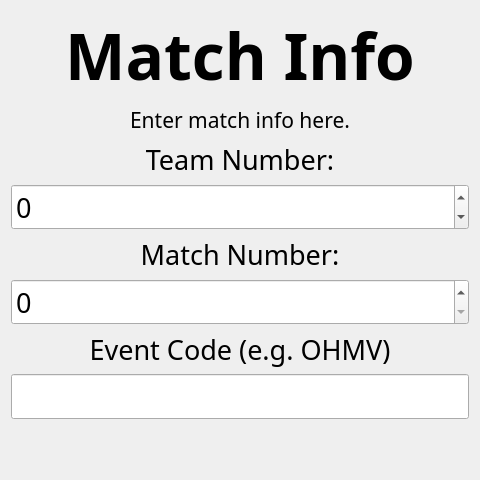
The window that ui/TeamInfo.ui (binex-dsk/QFRCScouter) describes before a commit, drawn with Qt 5.
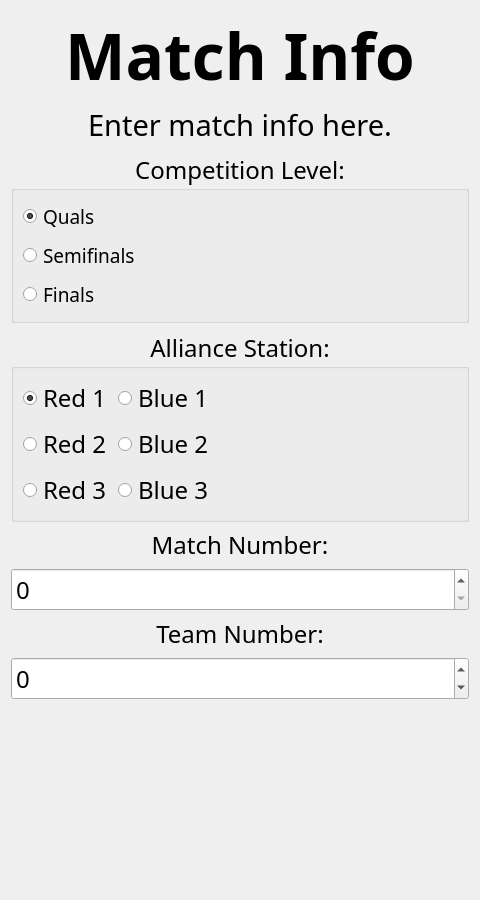
The same window after the commit.

```diff
--- a/ui/TeamInfo.ui
+++ b/ui/TeamInfo.ui
@@ -7,13 +7,13 @@
     <x>0</x>
     <y>0</y>
     <width>480</width>
-    <height>480</height>
+    <height>900</height>
    </rect>
   </property>
   <property name="font">
    <font>
     <family>Noto Sans</family>
-    <pointsize>14</pointsize>
+    <pointsize>18</pointsize>
     <bold>false</bold>
    </font>
   </property>
@@ -61,7 +61,7 @@
      <property name="font">
       <font>
        <family>Noto Sans</family>
-       <pointsize>16</pointsize>
+       <pointsize>22</pointsize>
        <bold>false</bold>
       </font>
      </property>
@@ -79,6 +79,164 @@
      </property>
     </widget>
    </item>
+   <item>
+    <widget class="QGroupBox" name="groupBox">
+     <property name="font">
+      <font>
+       <family>Noto Sans</family>
+       <pointsize>18</pointsize>
+       <bold>false</bold>
+      </font>
+     </property>
+     <property name="title">
+      <string>Competition Level:</string>
+     </property>
+     <property name="alignment">
+      <set>Qt::AlignCenter</set>
+     </property>
+     <property name="checkable">
+      <bool>false</bool>
+     </property>
+     <property name="checked">
+      <bool>false</bool>
+     </property>
+     <layout class="QVBoxLayout" name="verticalLayout_2">
+      <item>
+       <widget class="QRadioButton" name="quals">
+        <property name="font">
+         <font>
+          <family>Noto Sans</family>
+          <pointsize>14</pointsize>
+          <bold>false</bold>
+         </font>
+        </property>
+        <property name="text">
+         <string>Quals</string>
+        </property>
+        <property name="checked">
+         <bool>true</bool>
+        </property>
+       </widget>
+      </item>
+      <item>
+       <widget class="QRadioButton" name="semis">
+        <property name="font">
+         <font>
+          <family>Noto Sans</family>
+          <pointsize>14</pointsize>
+          <bold>false</bold>
+         </font>
+        </property>
+        <property name="text">
+         <string>Semifinals</string>
+        </property>
+       </widget>
+      </item>
+      <item>
+       <widget class="QRadioButton" name="finals">
+        <property name="font">
+         <font>
+          <family>Noto Sans</family>
+          <pointsize>14</pointsize>
+          <bold>false</bold>
+         </font>
+        </property>
+        <property name="text">
+         <string>Finals</string>
+        </property>
+       </widget>
+      </item>
+     </layout>
+    </widget>
+   </item>
+   <item>
+    <widget class="QGroupBox" name="groupBox_2">
+     <property name="title">
+      <string>Alliance Station:</string>
+     </property>
+     <property name="alignment">
+      <set>Qt::AlignCenter</set>
+     </property>
+     <property name="checkable">
+      <bool>false</bool>
+     </property>
+     <layout class="QFormLayout" name="formLayout">
+      <item row="0" column="0">
+       <widget class="QRadioButton" name="red1">
+        <property name="text">
+         <string>Red 1</string>
+        </property>
+        <property name="checked">
+         <bool>true</bool>
+        </property>
+       </widget>
+      </item>
+      <item row="0" column="1">
+       <widget class="QRadioButton" name="blue1">
+        <property name="text">
+         <string>Blue 1</string>
+        </property>
+       </widget>
+      </item>
+      <item row="1" column="0">
+       <widget class="QRadioButton" name="red2">
+        <property name="text">
+         <string>Red 2</string>
+        </property>
+       </widget>
+      </item>
+      <item row="1" column="1">
+       <widget class="QRadioButton" name="blue2">
+        <property name="text">
+         <string>Blue 2</string>
+        </property>
+       </widget>
+      </item>
+      <item row="2" column="0">
+       <widget class="QRadioButton" name="red3">
+        <property name="text">
+         <string>Red 3</string>
+        </property>
+       </widget>
+      </item>
+      <item row="2" column="1">
+       <widget class="QRadioButton" name="blue3">
+        <property name="text">
+         <string>Blue 3</string>
+        </property>
+       </widget>
+      </item>
+     </layout>
+    </widget>
+   </item>
+   <item>
+    <widget class="QLabel" name="label_3">
+     <property name="font">
+      <font>
+       <family>Noto Sans</family>
+       <pointsize>18</pointsize>
+       <bold>false</bold>
+      </font>
+     </property>
+     <property name="text">
+      <string>Match Number:</string>
+     </property>
+     <property name="alignment">
+      <set>Qt::AlignCenter</set>
+     </property>
+    </widget>
+   </item>
+   <item>
+    <widget class="QSpinBox" name="matchNumber">
+     <property name="font">
+      <font>
+       <family>Noto Sans</family>
+       <pointsize>18</pointsize>
+       <bold>false</bold>
+      </font>
+     </property>
+    </widget>
+   </item>
    <item>
     <widget class="QLabel" name="a">
      <property name="sizePolicy">
@@ -90,7 +248,7 @@
      <property name="font">
       <font>
        <family>Noto Sans</family>
-       <pointsize>20</pointsize>
+       <pointsize>18</pointsize>
        <bold>false</bold>
       </font>
      </property>
@@ -119,7 +277,7 @@
      <property name="font">
       <font>
        <family>Noto Sans</family>
-       <pointsize>20</pointsize>
+       <pointsize>18</pointsize>
        <bold>false</bold>
       </font>
      </property>
@@ -131,62 +289,6 @@
      </property>
     </widget>
    </item>
-   <item>
-    <widget class="QLabel" name="label_3">
-     <property name="font">
-      <font>
-       <family>Noto Sans</family>
-       <pointsize>20</pointsize>
-       <bold>false</bold>
-      </font>
-     </property>
-     <property name="text">
-      <string>Match Number:</string>
-     </property>
-     <property name="alignment">
-      <set>Qt::AlignCenter</set>
-     </property>
-    </widget>
-   </item>
-   <item>
-    <widget class="QSpinBox" name="matchNumber">
-     <property name="font">
-      <font>
-       <family>Noto Sans</family>
-       <pointsize>20</pointsize>
-       <bold>false</bold>
-      </font>
-     </property>
-    </widget>
-   </item>
-   <item>
-    <widget class="QLabel" name="label_4">
-     <property name="font">
-      <font>
-       <family>Noto Sans</family>
-       <pointsize>20</pointsize>
-       <bold>false</bold>
-      </font>
-     </property>
-     <property name="text">
-      <string>Event Code (e.g. OHMV)</string>
-     </property>
-     <property name="alignment">
-      <set>Qt::AlignCenter</set>
-     </property>
-    </widget>
-   </item>
-   <item>
-    <widget class="QLineEdit" name="eventCode">
-     <property name="font">
-      <font>
-       <family>Noto Sans</family>
-       <pointsize>20</pointsize>
-       <bold>false</bold>
-      </font>
-     </property>
-    </widget>
-   </item>
    <item>
     <spacer name="verticalSpacer">
      <property name="orientation">
```
Left out of the diff: 183 changed lines with no effect on the pictures.
